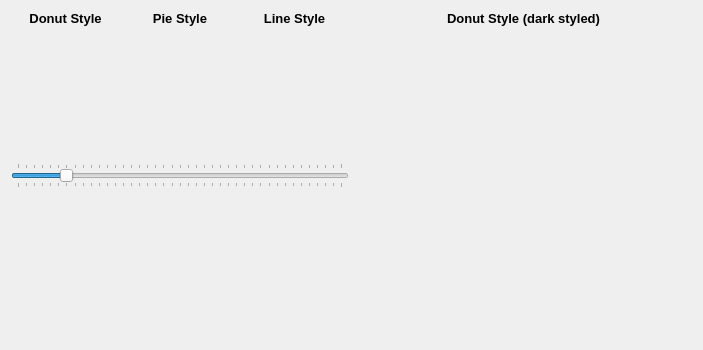
Before: the Qt Designer form TestWidget.ui in ozmartian/QRoundProgressBar, drawn with Qt 5.
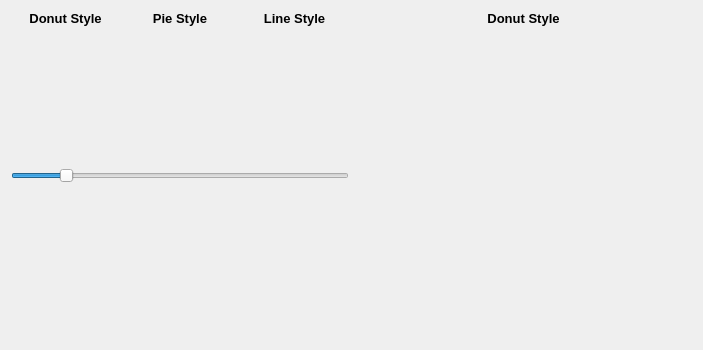
After: the same form once the commit is applied. Custom widgets are drawn as their Qt base class.

What changed in the file:
```diff
--- a/TestWidget.ui
+++ b/TestWidget.ui
@@ -280,12 +280,6 @@
        <property name="orientation">
         <enum>Qt::Horizontal</enum>
        </property>
-       <property name="tickPosition">
-        <enum>QSlider::TicksBothSides</enum>
-       </property>
-       <property name="tickInterval">
-        <number>25</number>
-       </property>
       </widget>
      </item>
      <item row="2" column="0">
@@ -495,455 +489,8 @@
     </layout>
    </item>
    <item>
-    <layout class="QGridLayout" name="gridLayout" rowstretch="3,0">
-     <item row="1" column="0" colspan="2">
-      <widget class="QRoundProgressBar" name="RoundBar7" native="true">
-       <property name="palette">
-        <palette>
-         <active>
-          <colorrole role="WindowText">
-           <brush brushstyle="SolidPattern">
-            <color alpha="255">
-             <red>255</red>
-             <green>255</green>
-             <blue>255</blue>
-            </color>
-           </brush>
-          </colorrole>
-          <colorrole role="Button">
-           <brush brushstyle="SolidPattern">
-            <color alpha="255">
-             <red>57</red>
-             <green>57</green>
-             <blue>57</blue>
-            </color>
-           </brush>
-          </colorrole>
-          <colorrole role="Light">
-           <brush brushstyle="SolidPattern">
-            <color alpha="255">
-             <red>85</red>
-             <green>85</green>
-             <blue>85</blue>
-            </color>
-           </brush>
-          </colorrole>
-          <colorrole role="Midlight">
-           <brush brushstyle="SolidPattern">
-            <color alpha="255">
-             <red>71</red>
-             <green>71</green>
-             <blue>71</blue>
-            </color>
-           </brush>
-          </colorrole>
-          <colorrole role="Dark">
-           <brush brushstyle="SolidPattern">
-            <color alpha="255">
-             <red>28</red>
-             <green>28</green>
-             <blue>28</blue>
-            </color>
-           </brush>
-          </colorrole>
-          <colorrole role="Mid">
-           <brush brushstyle="SolidPattern">
-            <color alpha="255">
-             <red>38</red>
-             <green>38</green>
-             <blue>38</blue>
-            </color>
-           </brush>
-          </colorrole>
-          <colorrole role="Text">
-           <brush brushstyle="SolidPattern">
-            <color alpha="255">
-             <red>255</red>
-             <green>255</green>
-             <blue>255</blue>
-            </color>
-           </brush>
-          </colorrole>
-          <colorrole role="BrightText">
-           <brush brushstyle="SolidPattern">
-            <color alpha="255">
-             <red>255</red>
-             <green>255</green>
-             <blue>255</blue>
-            </color>
-           </brush>
-          </colorrole>
-          <colorrole role="ButtonText">
-           <brush brushstyle="SolidPattern">
-            <color alpha="255">
-             <red>255</red>
-             <green>255</green>
-             <blue>255</blue>
-            </color>
-           </brush>
-          </colorrole>
-          <colorrole role="Base">
-           <brush brushstyle="SolidPattern">
-            <color alpha="255">
-             <red>0</red>
-             <green>0</green>
-             <blue>0</blue>
-            </color>
-           </brush>
-          </colorrole>
-          <colorrole role="Window">
-           <brush brushstyle="SolidPattern">
-            <color alpha="255">
-             <red>57</red>
-             <green>57</green>
-             <blue>57</blue>
-            </color>
-           </brush>
-          </colorrole>
-          <colorrole role="Shadow">
-           <brush brushstyle="SolidPattern">
-            <color alpha="255">
-             <red>0</red>
-             <green>0</green>
-             <blue>0</blue>
-            </color>
-           </brush>
-          </colorrole>
-          <colorrole role="Highlight">
-           <brush brushstyle="SolidPattern">
-            <color alpha="255">
-             <red>255</red>
-             <green>170</green>
-             <blue>0</blue>
-            </color>
-           </brush>
-          </colorrole>
-          <colorrole role="AlternateBase">
-           <brush brushstyle="SolidPattern">
-            <color alpha="255">
-             <red>115</red>
-             <green>115</green>
-             <blue>115</blue>
-            </color>
-           </brush>
-          </colorrole>
-          <colorrole role="ToolTipBase">
-           <brush brushstyle="SolidPattern">
-            <color alpha="255">
-             <red>255</red>
-             <green>255</green>
-             <blue>220</blue>
-            </color>
-           </brush>
-          </colorrole>
-          <colorrole role="ToolTipText">
-           <brush brushstyle="SolidPattern">
-            <color alpha="255">
-             <red>0</red>
-             <green>0</green>
-             <blue>0</blue>
-            </color>
-           </brush>
-          </colorrole>
-         </active>
-         <inactive>
-          <colorrole role="WindowText">
-           <brush brushstyle="SolidPattern">
-            <color alpha="255">
-             <red>255</red>
-             <green>255</green>
-             <blue>255</blue>
-            </color>
-           </brush>
-          </colorrole>
-          <colorrole role="Button">
-           <brush brushstyle="SolidPattern">
-            <color alpha="255">
-             <red>57</red>
-             <green>57</green>
-             <blue>57</blue>
-            </color>
-           </brush>
-          </colorrole>
-          <colorrole role="Light">
-           <brush brushstyle="SolidPattern">
-            <color alpha="255">
-             <red>85</red>
-             <green>85</green>
-             <blue>85</blue>
-            </color>
-           </brush>
-          </colorrole>
-          <colorrole role="Midlight">
-           <brush brushstyle="SolidPattern">
-            <color alpha="255">
-             <red>71</red>
-             <green>71</green>
-             <blue>71</blue>
-            </color>
-           </brush>
-          </colorrole>
-          <colorrole role="Dark">
-           <brush brushstyle="SolidPattern">
-            <color alpha="255">
-             <red>28</red>
-             <green>28</green>
-             <blue>28</blue>
-            </color>
-           </brush>
-          </colorrole>
-          <colorrole role="Mid">
-           <brush brushstyle="SolidPattern">
-            <color alpha="255">
-             <red>38</red>
-             <green>38</green>
-             <blue>38</blue>
-            </color>
-           </brush>
-          </colorrole>
-          <colorrole role="Text">
-           <brush brushstyle="SolidPattern">
-            <color alpha="255">
-             <red>255</red>
-             <green>255</green>
-             <blue>255</blue>
-            </color>
-           </brush>
-          </colorrole>
-          <colorrole role="BrightText">
-           <brush brushstyle="SolidPattern">
-            <color alpha="255">
-             <red>255</red>
-             <green>255</green>
-             <blue>255</blue>
-            </color>
-           </brush>
-          </colorrole>
-          <colorrole role="ButtonText">
-           <brush brushstyle="SolidPattern">
-            <color alpha="255">
-             <red>255</red>
-             <green>255</green>
-             <blue>255</blue>
-            </color>
-           </brush>
-          </colorrole>
-          <colorrole role="Base">
-           <brush brushstyle="SolidPattern">
-            <color alpha="255">
-             <red>0</red>
-             <green>0</green>
-             <blue>0</blue>
-            </color>
-           </brush>
-          </colorrole>
-          <colorrole role="Window">
-           <brush brushstyle="SolidPattern">
-            <color alpha="255">
-             <red>57</red>
-             <green>57</green>
-             <blue>57</blue>
-            </color>
-           </brush>
-          </colorrole>
-          <colorrole role="Shadow">
-           <brush brushstyle="SolidPattern">
-            <color alpha="255">
-             <red>0</red>
-             <green>0</green>
-             <blue>0</blue>
-            </color>
-           </brush>
-          </colorrole>
-          <colorrole role="Highlight">
-           <brush brushstyle="SolidPattern">
-            <color alpha="255">
-             <red>255</red>
-             <green>170</green>
-             <blue>0</blue>
-            </color>
-           </brush>
-          </colorrole>
-          <colorrole role="AlternateBase">
-           <brush brushstyle="SolidPattern">
-            <color alpha="255">
-             <red>115</red>
-             <green>115</green>
-             <blue>115</blue>
-            </color>
-           </brush>
-          </colorrole>
-          <colorrole role="ToolTipBase">
-           <brush brushstyle="SolidPattern">
-            <color alpha="255">
-             <red>255</red>
-             <green>255</green>
-             <blue>220</blue>
-            </color>
-           </brush>
-          </colorrole>
-          <colorrole role="ToolTipText">
-           <brush brushstyle="SolidPattern">
-            <color alpha="255">
-             <red>0</red>
-             <green>0</green>
-             <blue>0</blue>
-            </color>
-           </brush>
-          </colorrole>
-         </inactive>
-         <disabled>
-          <colorrole role="WindowText">
-           <brush brushstyle="SolidPattern">
-            <color alpha="255">
-             <red>28</red>
-             <green>28</green>
-             <blue>28</blue>
-            </color>
-           </brush>
-          </colorrole>
-          <colorrole role="Button">
-           <brush brushstyle="SolidPattern">
-            <color alpha="255">
-             <red>57</red>
-             <green>57</green>
-             <blue>57</blue>
-            </color>
-           </brush>
-          </colorrole>
-          <colorrole role="Light">
-           <brush brushstyle="SolidPattern">
-            <color alpha="255">
-             <red>85</red>
-             <green>85</green>
-             <blue>85</blue>
-            </color>
-           </brush>
-          </colorrole>
-          <colorrole role="Midlight">
-           <brush brushstyle="SolidPattern">
-            <color alpha="255">
-             <red>71</red>
-             <green>71</green>
-             <blue>71</blue>
-            </color>
-           </brush>
-          </colorrole>
-          <colorrole role="Dark">
-           <brush brushstyle="SolidPattern">
-            <color alpha="255">
-             <red>28</red>
-             <green>28</green>
-             <blue>28</blue>
-            </color>
-           </brush>
-          </colorrole>
-          <colorrole role="Mid">
-           <brush brushstyle="SolidPattern">
-            <color alpha="255">
-             <red>38</red>
-             <green>38</green>
-             <blue>38</blue>
-            </color>
-           </brush>
-          </colorrole>
-          <colorrole role="Text">
-           <brush brushstyle="SolidPattern">
-            <color alpha="255">
-             <red>28</red>
-             <green>28</green>
-             <blue>28</blue>
-            </color>
-           </brush>
-          </colorrole>
-          <colorrole role="BrightText">
-           <brush brushstyle="SolidPattern">
-            <color alpha="255">
-             <red>255</red>
-             <green>255</green>
-             <blue>255</blue>
-            </color>
-           </brush>
-          </colorrole>
-          <colorrole role="ButtonText">
-           <brush brushstyle="SolidPattern">
-            <color alpha="255">
-             <red>28</red>
-             <green>28</green>
-             <blue>28</blue>
-            </color>
-           </brush>
-          </colorrole>
-          <colorrole role="Base">
-           <brush brushstyle="SolidPattern">
-            <color alpha="255">
-             <red>57</red>
-             <green>57</green>
-             <blue>57</blue>
-            </color>
-           </brush>
-          </colorrole>
-          <colorrole role="Window">
-           <brush brushstyle="SolidPattern">
-            <color alpha="255">
-             <red>57</red>
-             <green>57</green>
-             <blue>57</blue>
-            </color>
-           </brush>
-          </colorrole>
-          <colorrole role="Shadow">
-           <brush brushstyle="SolidPattern">
-            <color alpha="255">
-             <red>0</red>
-             <green>0</green>
-             <blue>0</blue>
-            </color>
-           </brush>
-          </colorrole>
-          <colorrole role="Highlight">
-           <brush brushstyle="SolidPattern">
-            <color alpha="255">
-             <red>50</red>
-             <green>100</green>
-             <blue>150</blue>
-            </color>
-           </brush>
-          </colorrole>
-          <colorrole role="AlternateBase">
-           <brush brushstyle="SolidPattern">
-            <color alpha="255">
-             <red>115</red>
-             <green>115</green>
-             <blue>115</blue>
-            </color>
-           </brush>
-          </colorrole>
-          <colorrole role="ToolTipBase">
-           <brush brushstyle="SolidPattern">
-            <color alpha="255">
-             <red>255</red>
-             <green>255</green>
-             <blue>220</blue>
-            </color>
-           </brush>
-          </colorrole>
-          <colorrole role="ToolTipText">
-           <brush brushstyle="SolidPattern">
-            <color alpha="255">
-             <red>0</red>
-             <green>0</green>
-             <blue>0</blue>
-            </color>
-           </brush>
-          </colorrole>
-         </disabled>
-        </palette>
-       </property>
-       <layout class="QVBoxLayout" name="verticalLayout"/>
-      </widget>
-     </item>
-     <item row="0" column="0" colspan="2">
+    <layout class="QVBoxLayout" name="verticalLayout_3">
+     <item>
       <widget class="QLabel" name="label_4">
        <property name="sizePolicy">
         <sizepolicy hsizetype="Preferred" vsizetype="Maximum">
@@ -960,13 +507,416 @@
         </font>
        </property>
        <property name="text">
-        <string>Donut Style (dark styled)</string>
+        <string>Donut Style</string>
        </property>
        <property name="alignment">
         <set>Qt::AlignCenter</set>
        </property>
       </widget>
      </item>
+     <item>
+      <layout class="QHBoxLayout" name="horizontalLayout_2" stretch="0">
+       <property name="leftMargin">
+        <number>20</number>
+       </property>
+       <property name="rightMargin">
+        <number>20</number>
+       </property>
+       <item>
+        <widget class="QRoundProgressBar" name="RoundBar7" native="true">
+         <property name="palette">
+          <palette>
+           <active>
+            <colorrole role="WindowText">
+             <brush brushstyle="SolidPattern">
+              <color alpha="255">
+               <red>255</red>
+               <green>255</green>
+               <blue>255</blue>
+              </color>
+             </brush>
+            </colorrole>
+            <colorrole role="Button">
+             <brush brushstyle="SolidPattern">
+              <color alpha="255">
+               <red>57</red>
+               <green>57</green>
+               <blue>57</blue>
+              </color>
+             </brush>
+            </colorrole>
+            <colorrole role="Light">
+             <brush brushstyle="SolidPattern">
+              <color alpha="255">
+               <red>85</red>
+               <green>85</green>
+               <blue>85</blue>
+              </color>
+             </brush>
+            </colorrole>
+            <colorrole role="Midlight">
+             <brush brushstyle="SolidPattern">
+              <color alpha="255">
+               <red>71</red>
+               <green>71</green>
+               <blue>71</blue>
+              </color>
+             </brush>
+            </colorrole>
+            <colorrole role="Dark">
+             <brush brushstyle="SolidPattern">
+              <color alpha="255">
+               <red>28</red>
+               <green>28</green>
+               <blue>28</blue>
+              </color>
+             </brush>
+            </colorrole>
+            <colorrole role="Mid">
+             <brush brushstyle="SolidPattern">
+              <color alpha="255">
+               <red>38</red>
+               <green>38</green>
+               <blue>38</blue>
+              </color>
+             </brush>
+            </colorrole>
+            <colorrole role="Text">
+             <brush brushstyle="SolidPattern">
+              <color alpha="255">
+               <red>68</red>
+               <green>68</green>
+               <blue>68</blue>
+              </color>
+             </brush>
+            </colorrole>
+            <colorrole role="BrightText">
+             <brush brushstyle="SolidPattern">
+              <color alpha="255">
+               <red>255</red>
+               <green>255</green>
+               <blue>255</blue>
+              </color>
+             </brush>
+            </colorrole>
+            <colorrole role="ButtonText">
+             <brush brushstyle="SolidPattern">
+              <color alpha="255">
+               <red>255</red>
+               <green>255</green>
+               <blue>255</blue>
+              </color>
+             </brush>
+            </colorrole>
+            <colorrole role="Base">
+             <brush brushstyle="SolidPattern">
+              <color alpha="255">
+               <red>255</red>
+               <green>255</green>
+               <blue>255</blue>
+              </color>
+             </brush>
+            </colorrole>
+            <colorrole role="Shadow">
+             <brush brushstyle="SolidPattern">
+              <color alpha="255">
+               <red>0</red>
+               <green>0</green>
+               <blue>0</blue>
+              </color>
+             </brush>
+            </colorrole>
+            <colorrole role="Highlight">
+             <brush brushstyle="SolidPattern">
+              <color alpha="255">
+               <red>100</red>
+               <green>44</green>
+               <blue>104</blue>
+              </color>
+             </brush>
+            </colorrole>
+            <colorrole role="ToolTipBase">
+             <brush brushstyle="SolidPattern">
+              <color alpha="255">
+               <red>255</red>
+               <green>255</green>
+               <blue>220</blue>
+              </color>
+             </brush>
+            </colorrole>
+            <colorrole role="ToolTipText">
+             <brush brushstyle="SolidPattern">
+              <color alpha="255">
+               <red>0</red>
+               <green>0</green>
+               <blue>0</blue>
+              </color>
+             </brush>
+            </colorrole>
+           </active>
+           <inactive>
+            <colorrole role="WindowText">
+             <brush brushstyle="SolidPattern">
+              <color alpha="255">
+               <red>255</red>
+               <green>255</green>
+               <blue>255</blue>
+              </color>
+             </brush>
+            </colorrole>
+            <colorrole role="Button">
+             <brush brushstyle="SolidPattern">
+              <color alpha="255">
+               <red>57</red>
+               <green>57</green>
+               <blue>57</blue>
+              </color>
+             </brush>
+            </colorrole>
+            <colorrole role="Light">
+             <brush brushstyle="SolidPattern">
+              <color alpha="255">
+               <red>85</red>
+               <green>85</green>
+               <blue>85</blue>
+              </color>
+             </brush>
+            </colorrole>
+            <colorrole role="Midlight">
+             <brush brushstyle="SolidPattern">
+              <color alpha="255">
+               <red>71</red>
+               <green>71</green>
+               <blue>71</blue>
+              </color>
+             </brush>
+            </colorrole>
+            <colorrole role="Dark">
+             <brush brushstyle="SolidPattern">
+              <color alpha="255">
+               <red>28</red>
+               <green>28</green>
+               <blue>28</blue>
+              </color>
+             </brush>
+            </colorrole>
+            <colorrole role="Mid">
+             <brush brushstyle="SolidPattern">
+              <color alpha="255">
+               <red>38</red>
+               <green>38</green>
+               <blue>38</blue>
+              </color>
+             </brush>
+            </colorrole>
+            <colorrole role="Text">
+             <brush brushstyle="SolidPattern">
+              <color alpha="255">
+               <red>68</red>
+               <green>68</green>
+               <blue>68</blue>
+              </color>
+             </brush>
+            </colorrole>
+            <colorrole role="BrightText">
+             <brush brushstyle="SolidPattern">
+              <color alpha="255">
+               <red>255</red>
+               <green>255</green>
+               <blue>255</blue>
+              </color>
+             </brush>
+            </colorrole>
+            <colorrole role="ButtonText">
+             <brush brushstyle="SolidPattern">
+              <color alpha="255">
+               <red>255</red>
+               <green>255</green>
+               <blue>255</blue>
+              </color>
+             </brush>
+            </colorrole>
+            <colorrole role="Base">
+             <brush brushstyle="SolidPattern">
+              <color alpha="255">
+               <red>255</red>
+               <green>255</green>
+               <blue>255</blue>
+              </color>
+             </brush>
+            </colorrole>
+            <colorrole role="Shadow">
+             <brush brushstyle="SolidPattern">
+              <color alpha="255">
+               <red>0</red>
+               <green>0</green>
+               <blue>0</blue>
+              </color>
+             </brush>
+            </colorrole>
+            <colorrole role="Highlight">
+             <brush brushstyle="SolidPattern">
+              <color alpha="255">
+               <red>100</red>
+               <green>44</green>
+               <blue>104</blue>
+              </color>
+             </brush>
+            </colorrole>
+            <colorrole role="ToolTipBase">
+             <brush brushstyle="SolidPattern">
+              <color alpha="255">
+               <red>255</red>
+               <green>255</green>
+               <blue>220</blue>
+              </color>
+             </brush>
+            </colorrole>
+            <colorrole role="ToolTipText">
+             <brush brushstyle="SolidPattern">
+              <color alpha="255">
+               <red>0</red>
+               <green>0</green>
+               <blue>0</blue>
+              </color>
+             </brush>
+            </colorrole>
+           </inactive>
+           <disabled>
+            <colorrole role="WindowText">
+             <brush brushstyle="SolidPattern">
+              <color alpha="255">
+               <red>28</red>
+               <green>28</green>
+               <blue>28</blue>
+              </color>
+             </brush>
+            </colorrole>
+            <colorrole role="Button">
+             <brush brushstyle="SolidPattern">
+              <color alpha="255">
+               <red>57</red>
+               <green>57</green>
+               <blue>57</blue>
+              </color>
+             </brush>
+            </colorrole>
+            <colorrole role="Light">
+             <brush brushstyle="SolidPattern">
+              <color alpha="255">
+               <red>85</red>
+               <green>85</green>
+               <blue>85</blue>
+              </color>
+             </brush>
+            </colorrole>
+            <colorrole role="Midlight">
+             <brush brushstyle="SolidPattern">
+              <color alpha="255">
+               <red>71</red>
+               <green>71</green>
+               <blue>71</blue>
+              </color>
+             </brush>
+            </colorrole>
+            <colorrole role="Dark">
+             <brush brushstyle="SolidPattern">
+              <color alpha="255">
+               <red>28</red>
+               <green>28</green>
+               <blue>28</blue>
+              </color>
+             </brush>
+            </colorrole>
+            <colorrole role="Mid">
+             <brush brushstyle="SolidPattern">
+              <color alpha="255">
+               <red>38</red>
+               <green>38</green>
+               <blue>38</blue>
+              </color>
+             </brush>
+            </colorrole>
+            <colorrole role="Text">
+             <brush brushstyle="SolidPattern">
+              <color alpha="255">
+               <red>28</red>
+               <green>28</green>
+               <blue>28</blue>
+              </color>
+             </brush>
+            </colorrole>
+            <colorrole role="BrightText">
+             <brush brushstyle="SolidPattern">
+              <color alpha="255">
+               <red>255</red>
+               <green>255</green>
+               <blue>255</blue>
+              </color>
+             </brush>
+            </colorrole>
+            <colorrole role="ButtonText">
+             <brush brushstyle="SolidPattern">
+              <color alpha="255">
+               <red>28</red>
+               <green>28</green>
+               <blue>28</blue>
+              </color>
+             </brush>
+            </colorrole>
+            <colorrole role="Base">
+             <brush brushstyle="SolidPattern">
+              <color alpha="255">
+               <red>57</red>
+               <green>57</green>
+               <blue>57</blue>
+              </color>
+             </brush>
+            </colorrole>
+            <colorrole role="Shadow">
+             <brush brushstyle="SolidPattern">
+              <color alpha="255">
+               <red>0</red>
+               <green>0</green>
+               <blue>0</blue>
+              </color>
+             </brush>
+            </colorrole>
+            <colorrole role="Highlight">
+             <brush brushstyle="SolidPattern">
+              <color alpha="255">
+               <red>50</red>
+               <green>100</green>
+               <blue>150</blue>
+              </color>
+             </brush>
+            </colorrole>
+            <colorrole role="ToolTipBase">
+             <brush brushstyle="SolidPattern">
+              <color alpha="255">
+               <red>255</red>
+               <green>255</green>
+               <blue>220</blue>
+              </color>
+             </brush>
+            </colorrole>
+            <colorrole role="ToolTipText">
+             <brush brushstyle="SolidPattern">
+              <color alpha="255">
+               <red>0</red>
+               <green>0</green>
+               <blue>0</blue>
+              </color>
+             </brush>
+            </colorrole>
+           </disabled>
+          </palette>
+         </property>
+         <layout class="QVBoxLayout" name="verticalLayout"/>
+        </widget>
+       </item>
+      </layout>
+     </item>
     </layout>
    </item>
   </layout>
```
